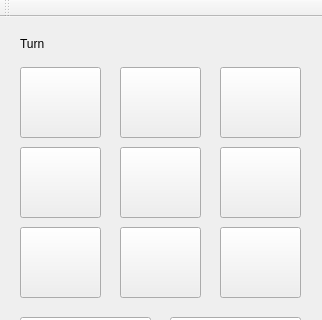
ticosep/tictac, file mainwindow.ui: the form before one commit; both pictures show x 0 to 322 and y 0 to 320 of the 322 by 459 pixel window.
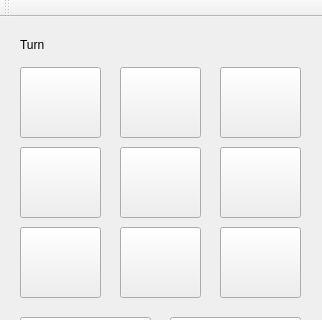
The form after the commit.

Commit message: Finish the game

```diff
--- a/mainwindow.ui
+++ b/mainwindow.ui
@@ -139,8 +139,8 @@
      <rect>
       <x>20</x>
       <y>20</y>
-      <width>47</width>
-      <height>13</height>
+      <width>271</width>
+      <height>16</height>
      </rect>
     </property>
     <property name="text">
```
The commit also changes 2 other files.
